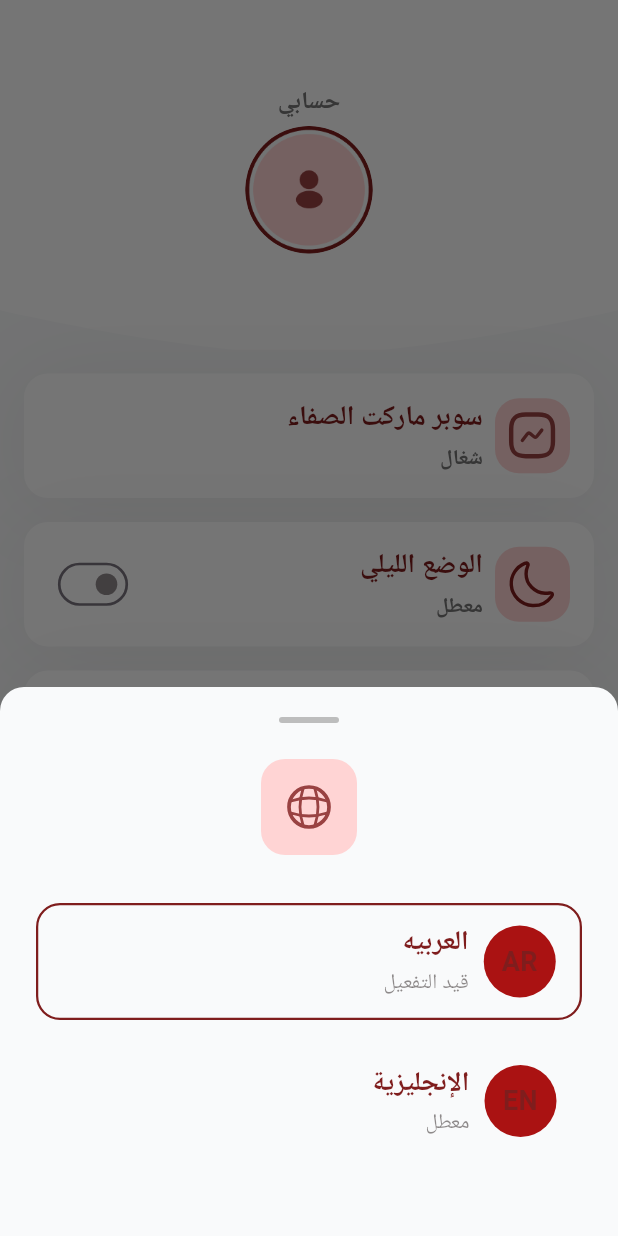
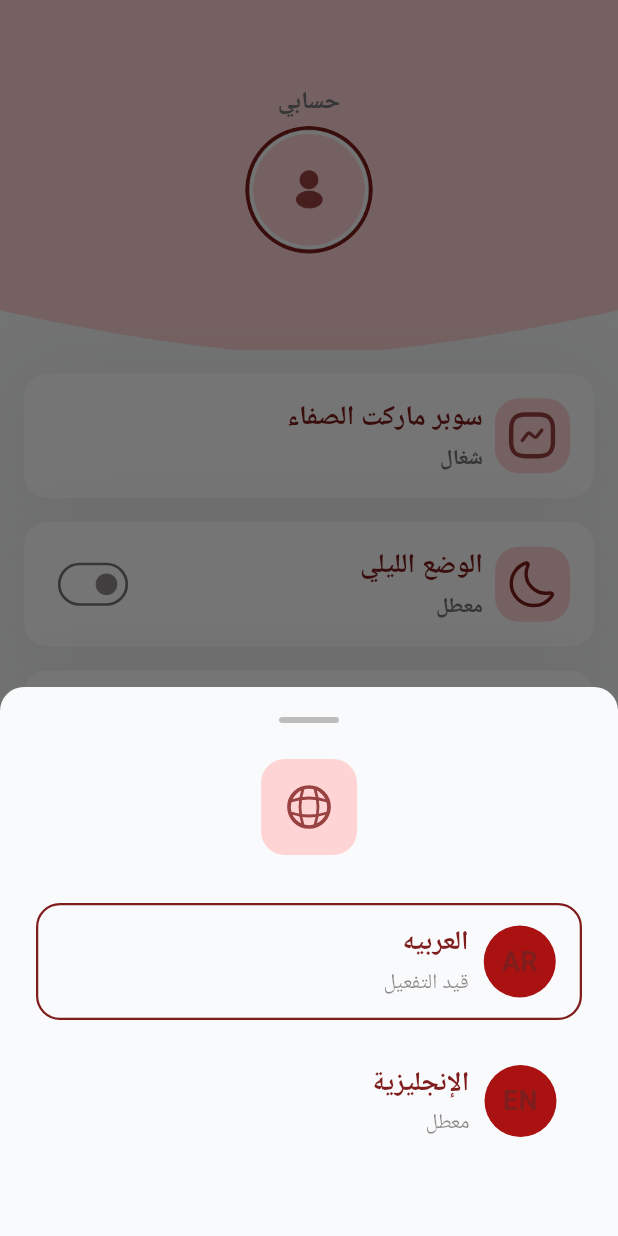
Before and after one commit to HamzaAlwajeeh/Taxpayer-Services, a Flutter app: the ProfileView screen opened by its route, after a tap on "اللغه", on a phone screen of 412 x 824 dp. Run offline on Flutter 3.47's test engine with Material 3 defaults, Android fonts, the phone set to English and light mode, and no system bars; our stand-ins replace cached_network_image, dartz, delightful_toast, dio, dotted_border, file_picker and 10 more; accounts and stored records are empty; network calls fail; project files that could hold a hidden picture were left out.

Commit message:
add profile background widget and language selection bottom sheet component

```diff
--- a/lib/Features/Profile/presentation/views/widgets/language_item_bottom_sheet.dart
+++ b/lib/Features/Profile/presentation/views/widgets/language_item_bottom_sheet.dart
@@ -41,7 +41,7 @@ Widget languageItemBottomSheet({
             child: Center(
               child: Text(
                 badgeText,
-                style: TextStyles.bold18.copyWith(color: activeColor),
+                style: TextStyles.bold18.copyWith(color: AppColors.textRedColor(context)),
               ),
             ),
           ),
--- a/lib/Features/Profile/presentation/views/widgets/profile_background_color.dart
+++ b/lib/Features/Profile/presentation/views/widgets/profile_background_color.dart
@@ -16,16 +16,10 @@ class ProfileBackgroundColor extends StatelessWidget {
         child: SvgPicture.asset(
           Assets.assetsImagesProfileBackgroundColor,
           fit: BoxFit.cover,
-          colorFilter:
-              isDark
-                  ? ColorFilter.mode(
-                    AppColors.customRed(context, true),
-                    BlendMode.srcIn,
-                  )
-                  : ColorFilter.mode(
-                    AppColors.itemsColor(context),
-                    BlendMode.srcIn,
-                  ),
+          colorFilter: ColorFilter.mode(
+            AppColors.customRed(context, true),
+            BlendMode.srcIn,
+          ),
         ),
       ),
     );
```
